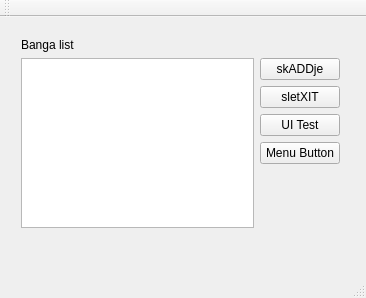
Petzep/EM-04, file Lola/Lola/TUIcomotive.ui: the form before one commit.
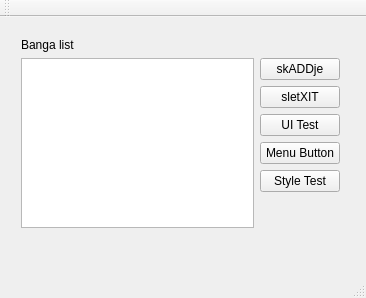
The form after the commit.

Diff of the .ui file:
```diff
--- a/Lola/Lola/TUIcomotive.ui
+++ b/Lola/Lola/TUIcomotive.ui
@@ -67,6 +67,13 @@
          </property>
         </widget>
        </item>
+       <item>
+        <widget class="QPushButton" name="styleButton">
+         <property name="text">
+          <string>Style Test</string>
+         </property>
+        </widget>
+       </item>
        <item>
         <spacer name="verticalSpacer">
          <property name="orientation">
```
